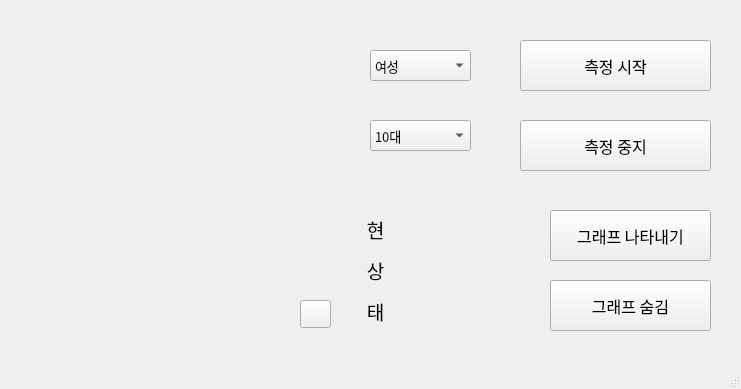
First picture: the form in gui.ui, repository khuDesignThinking/designThinking, before the edit.
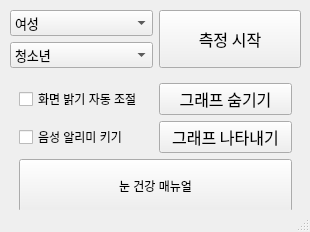
Second picture: the form after the edit. Icons and pictures are not drawn.

Diff of the .ui file:
```diff
--- a/gui.ui
+++ b/gui.ui
@@ -6,39 +6,53 @@
    <rect>
     <x>0</x>
     <y>0</y>
-    <width>741</width>
-    <height>389</height>
+    <width>310</width>
+    <height>232</height>
    </rect>
   </property>
+  <property name="maximumSize">
+   <size>
+    <width>310</width>
+    <height>232</height>
+   </size>
+  </property>
   <property name="windowTitle">
    <string>MainWindow</string>
   </property>
   <widget class="QWidget" name="centralwidget">
-   <widget class="QLabel" name="label">
+   <widget class="QWidget" name="widget" native="true">
     <property name="geometry">
      <rect>
-      <x>30</x>
-      <y>30</y>
-      <width>301</width>
-      <height>301</height>
+      <x>10</x>
+      <y>10</y>
+      <width>291</width>
+      <height>211</height>
      </rect>
     </property>
+    <layout class="QGridLayout" name="gridLayout">
+     <item row="0" column="1" rowspan="2">
+      <widget class="QPushButton" name="start_btn">
+       <property name="sizePolicy">
+        <sizepolicy hsizetype="Preferred" vsizetype="Preferred">
+         <horstretch>0</horstretch>
+         <verstretch>0</verstretch>
+        </sizepolicy>
+       </property>
+       <property name="font">
+        <font>
+         <family>한컴 백제 B</family>
+         <pointsize>12</pointsize>
+         <weight>50</weight>
+         <bold>false</bold>
+        </font>
+       </property>
     <property name="text">
-     <string/>
-    </property>
-    <property name="pixmap">
-     <pixmap resource="source.qrc">:/newPrefix/profile.png</pixmap>
-    </property>
-   </widget>
+        <string>측정 시작</string>
+       </property>
+      </widget>
+     </item>
+     <item row="0" column="0">
    <widget class="QComboBox" name="gender">
-    <property name="geometry">
-     <rect>
-      <x>370</x>
-      <y>50</y>
-      <width>101</width>
-      <height>31</height>
-     </rect>
-    </property>
     <property name="font">
      <font>
       <family>한컴 백제 M</family>
@@ -56,15 +70,9 @@
      </property>
     </item>
    </widget>
+     </item>
+     <item row="1" column="0">
    <widget class="QComboBox" name="age">
-    <property name="geometry">
-     <rect>
-      <x>370</x>
-      <y>120</y>
-      <width>101</width>
-      <height>31</height>
-     </rect>
-    </property>
     <property name="font">
      <font>
       <family>한컴 백제 M</family>
@@ -73,150 +81,59 @@
     </property>
     <item>
      <property name="text">
-      <string>10대</string>
+         <string>청소년</string>
      </property>
     </item>
     <item>
      <property name="text">
-      <string>20대</string>
-     </property>
-    </item>
-    <item>
-     <property name="text">
-      <string>30대</string>
-     </property>
-    </item>
-    <item>
+         <string>성인</string>
+        </property>
+       </item>
+      </widget>
+     </item>
+     <item row="3" column="0" colspan="2">
+      <widget class="QWidget" name="widget_4" native="true">
+       <layout class="QGridLayout" name="gridLayout_4">
+        <item row="0" column="0">
+         <widget class="QCheckBox" name="brightness_check">
      <property name="text">
-      <string>40대</string>
-     </property>
-    </item>
-    <item>
+           <string>화면 밝기 자동 조절</string>
+          </property>
+         </widget>
+        </item>
+        <item row="1" column="0">
+         <widget class="QCheckBox" name="Audio_check">
      <property name="text">
-      <string>50대</string>
-     </property>
-    </item>
-    <item>
-     <property name="text">
-      <string>60대</string>
-     </property>
-    </item>
-    <item>
-     <property name="text">
-      <string>70대</string>
-     </property>
-    </item>
-    <item>
-     <property name="text">
-      <string>80대</string>
-     </property>
-    </item>
-    <item>
-     <property name="text">
-      <string>90대</string>
-     </property>
-    </item>
-   </widget>
-   <widget class="QPushButton" name="start_btn">
-    <property name="geometry">
-     <rect>
-      <x>520</x>
-      <y>40</y>
-      <width>191</width>
-      <height>51</height>
-     </rect>
-    </property>
+           <string>음성 알리미 키기</string>
+          </property>
+         </widget>
+        </item>
+        <item row="0" column="1">
+         <widget class="QPushButton" name="graphic_hide">
+          <property name="sizePolicy">
+           <sizepolicy hsizetype="Preferred" vsizetype="Preferred">
+            <horstretch>0</horstretch>
+            <verstretch>0</verstretch>
+           </sizepolicy>
+          </property>
     <property name="font">
      <font>
       <family>한컴 백제 B</family>
       <pointsize>12</pointsize>
-      <weight>50</weight>
-      <bold>false</bold>
      </font>
     </property>
     <property name="text">
-     <string>측정 시작</string>
-    </property>
-   </widget>
-   <widget class="QPushButton" name="stop_btn">
-    <property name="geometry">
-     <rect>
-      <x>520</x>
-      <y>120</y>
-      <width>191</width>
-      <height>51</height>
-     </rect>
-    </property>
-    <property name="font">
-     <font>
-      <family>한컴 백제 B</family>
-      <pointsize>12</pointsize>
-     </font>
-    </property>
-    <property name="text">
-     <string>측정 중지</string>
-    </property>
-   </widget>
-   <widget class="QLabel" name="label_2">
-    <property name="geometry">
-     <rect>
-      <x>350</x>
-      <y>200</y>
-      <width>51</width>
-      <height>141</height>
-     </rect>
-    </property>
-    <property name="font">
-     <font>
-      <family>한컴 백제 B</family>
-      <pointsize>20</pointsize>
-     </font>
-    </property>
-    <property name="text">
-     <string>&lt;html&gt;&lt;head/&gt;&lt;body&gt;&lt;p align=&quot;center&quot;&gt;&lt;span style=&quot; font-size:14pt;&quot;&gt;현&lt;/span&gt;&lt;/p&gt;&lt;p align=&quot;center&quot;&gt;&lt;span style=&quot; font-size:14pt;&quot;&gt;상&lt;/span&gt;&lt;/p&gt;&lt;p align=&quot;center&quot;&gt;&lt;span style=&quot; font-size:14pt;&quot;&gt;태&lt;/span&gt;&lt;/p&gt;&lt;/body&gt;&lt;/html&gt;</string>
-    </property>
-   </widget>
-   <widget class="QLabel" name="label_3">
-    <property name="geometry">
-     <rect>
-      <x>410</x>
-      <y>220</y>
-      <width>91</width>
-      <height>101</height>
-     </rect>
-    </property>
-    <property name="text">
-     <string/>
-    </property>
-    <property name="pixmap">
-     <pixmap resource="source.qrc">:/newPrefix/main.png</pixmap>
-    </property>
-   </widget>
-   <widget class="QPushButton" name="pushButton">
-    <property name="geometry">
-     <rect>
-      <x>300</x>
-      <y>300</y>
-      <width>31</width>
-      <height>28</height>
-     </rect>
-    </property>
-    <property name="text">
-     <string/>
-    </property>
-    <property name="icon">
-     <iconset>
-      <normaloff>../../.designer/backup/change.png</normaloff>../../.designer/backup/change.png</iconset>
-    </property>
-   </widget>
-   <widget class="QPushButton" name="start_btn_2">
-    <property name="geometry">
-     <rect>
-      <x>550</x>
-      <y>210</y>
-      <width>161</width>
-      <height>51</height>
-     </rect>
+           <string>그래프 숨기기</string>
+          </property>
+         </widget>
+        </item>
+        <item row="1" column="1">
+         <widget class="QPushButton" name="graphic_show">
+          <property name="sizePolicy">
+           <sizepolicy hsizetype="Preferred" vsizetype="Preferred">
+            <horstretch>0</horstretch>
+            <verstretch>0</verstretch>
+           </sizepolicy>
     </property>
     <property name="font">
      <font>
@@ -230,24 +147,24 @@
      <string>그래프 나타내기</string>
     </property>
    </widget>
-   <widget class="QPushButton" name="stop_btn_2">
-    <property name="geometry">
-     <rect>
-      <x>550</x>
-      <y>280</y>
-      <width>161</width>
-      <height>51</height>
-     </rect>
-    </property>
-    <property name="font">
-     <font>
-      <family>한컴 백제 B</family>
-      <pointsize>12</pointsize>
-     </font>
+        </item>
+        <item row="2" column="0" colspan="2">
+         <widget class="QPushButton" name="Eye_manual">
+          <property name="sizePolicy">
+           <sizepolicy hsizetype="Preferred" vsizetype="Preferred">
+            <horstretch>0</horstretch>
+            <verstretch>0</verstretch>
+           </sizepolicy>
     </property>
     <property name="text">
-     <string>그래프 숨김</string>
-    </property>
+           <string>눈 건강 매뉴얼</string>
+          </property>
+         </widget>
+        </item>
+       </layout>
+      </widget>
+     </item>
+    </layout>
    </widget>
   </widget>
   <widget class="QStatusBar" name="statusbar"/>
```
Left out of the diff: 2 changed lines with no effect on the pictures. Lines whose indentation alone changed are shown as unchanged.
